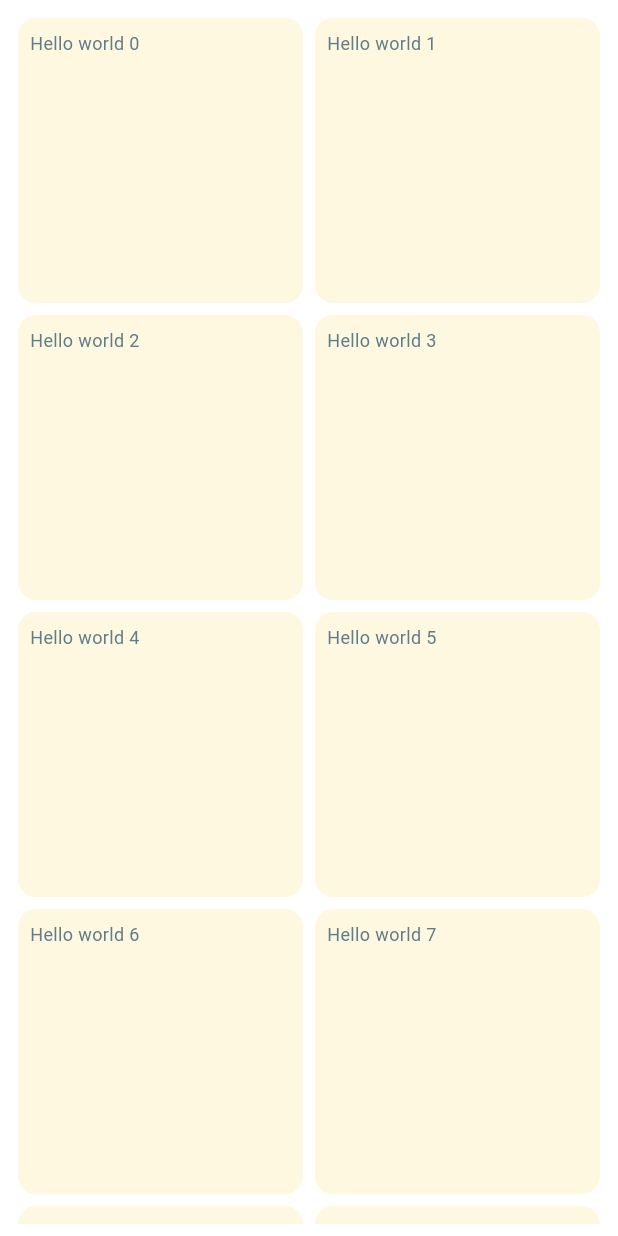
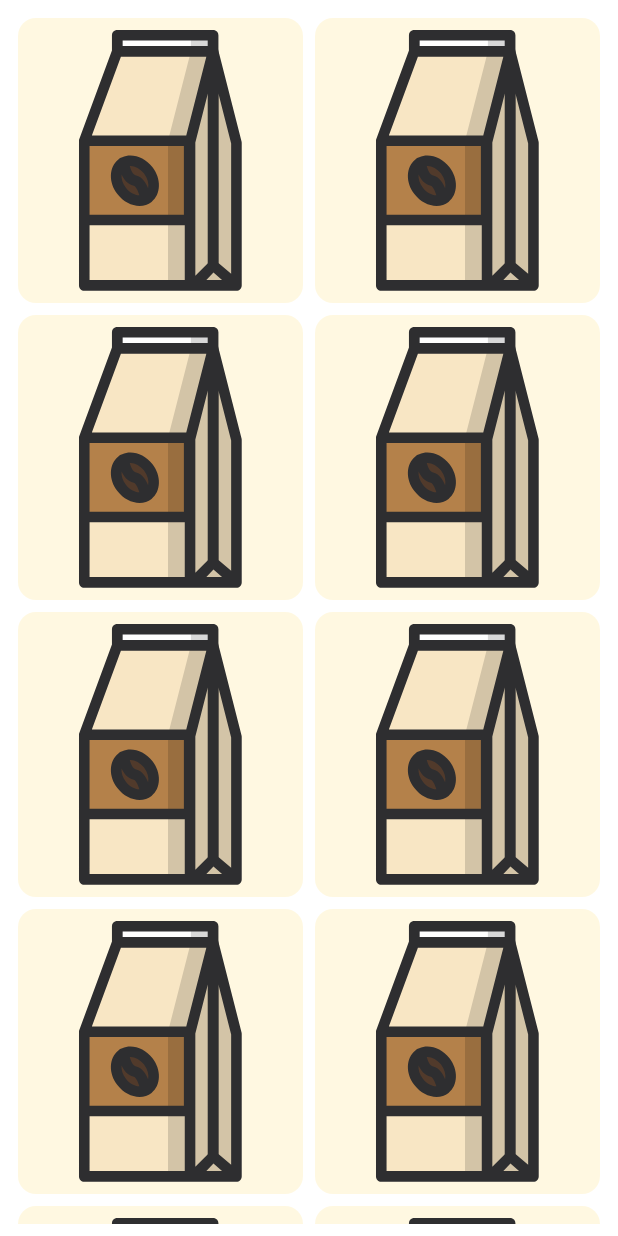
Before and after one commit to jpangan/coffee_masters, a Flutter app: the screen it shows after launch, on a phone screen of 412 x 824 dp. Run offline on Flutter 3.47's test engine with Material 3 defaults, Android fonts, the phone set to English and light mode, and no system bars; our stand-ins replace flutter_svg.

Commit message:
feat: add SVG files

```diff
--- a/lib/main.dart
+++ b/lib/main.dart
@@ -1,11 +1,7 @@
-import 'dart:ffi';
-import 'dart:ui';
+import 'dart:math';
 
-import 'package:flutter/cupertino.dart';
 import 'package:flutter/material.dart';
-import 'package:flutter/painting.dart';
-import 'package:flutter/rendering.dart';
-import 'package:flutter/widgets.dart';
+import 'package:flutter_svg/svg.dart';
 
 void main() {
   runApp(const MyApp());
@@ -18,7 +14,7 @@ class MyApp extends StatelessWidget {
   @override
   Widget build(BuildContext context) {
     return MaterialApp(
-        title: 'Flutter Demo',
+        title: 'Coffee Masters',
         theme: ThemeData(
           // This is the theme of your application.
           //
@@ -130,6 +126,15 @@ class _MyHomePageState extends State<MyHomePage> {
   }
 }
 
+String pickRandomImage(List<String> strings) {
+  if (strings.isEmpty) {
+    throw ArgumentError("The list of strings cannot be empty.");
+  }
+  final random = Random();
+  final index = random.nextInt(strings.length);
+  return strings[index];
+}
+
 class Home2 extends StatelessWidget {
   const Home2({super.key});
 
@@ -151,6 +156,7 @@ class HelloWorldList extends StatelessWidget {
   //Properties
   final String title;
   final int occurrence;
+
   // Constructor
 
   const HelloWorldList(
@@ -158,6 +164,14 @@ class HelloWorldList extends StatelessWidget {
 
   @override
   Widget build(BuildContext context) {
+    final strings = [
+      "assets/images/svg/bag.svg",
+      "assets/images/svg/beans.svg",
+      "assets/images/svg/coffee.svg",
+      "assets/images/svg/cup.svg",
+      "assets/images/svg/cup2.svg"
+    ];
+
     return GridView.count(
         crossAxisCount: 2,
         children: List.generate(occurrence, (index) {
@@ -166,7 +180,9 @@ class HelloWorldList extends StatelessWidget {
             elevation: 0,
             child: Padding(
               padding: const EdgeInsets.all(8),
-              child: ListItem(title: title, index: index),
+              child: SvgImage(
+                imgSrc: pickRandomImage(strings),
+              ),
             ),
           );
         }));
@@ -186,6 +202,20 @@ class ListItem extends StatelessWidget {
   @override
   Widget build(BuildContext context) {
     return StyledText(title: title, index: index);
+  }
+}
+
+class SvgImage extends StatelessWidget {
+  const SvgImage({
+    super.key,
+    required this.imgSrc,
+  });
+
+  final String imgSrc;
+
+  @override
+  Widget build(BuildContext context) {
+    return SvgPicture.asset(imgSrc, width: 100, height: 100);
   }
 }
 
```
Also changed, not shown: pubspec.yaml (+11 -4 lines), assets/images/svg/bag.svg (added), assets/images/svg/beans.svg (added), assets/images/svg/coffee.svg (added), assets/images/svg/cup.svg (added), assets/images/svg/cup2.svg (added), assets/images/svg/glass.svg (added), assets/images/svg/hot.svg (added), assets/images/svg/kettle.svg (added), assets/images/svg/mug.svg (added), assets/images/svg/paper.svg (added), lib/splash_screen.dart (added), pubspec.lock.
